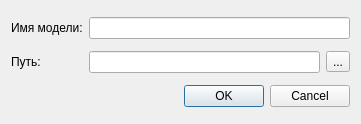
First picture: the form in interface/createmodeldialog.ui, repository alekseyl1992/qmb, before the edit.
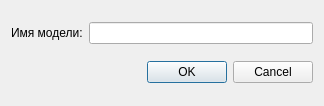
Second picture: the form after the edit.

Commit message: Теперь путь к модели указывается только при сохранении

What changed in the file:
```diff
--- a/interface/createmodeldialog.ui
+++ b/interface/createmodeldialog.ui
@@ -6,20 +6,20 @@
    <rect>
     <x>0</x>
     <y>0</y>
-    <width>361</width>
-    <height>124</height>
+    <width>324</width>
+    <height>106</height>
    </rect>
   </property>
   <property name="minimumSize">
    <size>
-    <width>361</width>
-    <height>124</height>
+    <width>324</width>
+    <height>106</height>
    </size>
   </property>
   <property name="maximumSize">
    <size>
-    <width>361</width>
-    <height>124</height>
+    <width>324</width>
+    <height>106</height>
    </size>
   </property>
   <property name="windowTitle">
@@ -36,28 +36,7 @@
    <item row="0" column="1">
     <widget class="QLineEdit" name="name"/>
    </item>
-   <item row="1" column="0">
-    <widget class="QLabel" name="label_2">
-     <property name="text">
-      <string>Путь:</string>
-     </property>
-    </widget>
-   </item>
    <item row="1" column="1">
-    <layout class="QHBoxLayout" name="horizontalLayout">
-     <item>
-      <widget class="QLineEdit" name="path"/>
-     </item>
-     <item>
-      <widget class="QToolButton" name="pathButton">
-       <property name="text">
-        <string>...</string>
-       </property>
-      </widget>
-     </item>
-    </layout>
-   </item>
-   <item row="2" column="0" colspan="2">
     <widget class="QDialogButtonBox" name="buttonBox">
      <property name="orientation">
       <enum>Qt::Horizontal</enum>
```
The commit also changes 7 other files.
